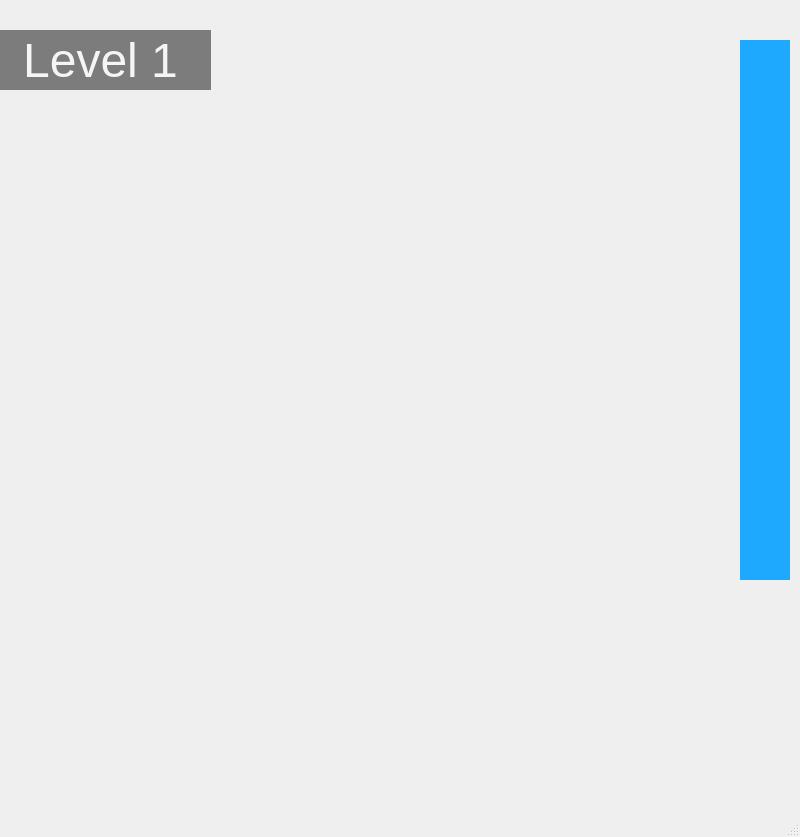
The window that Sloshed/mainwindow.ui (University-of-Utah-CS3505/a8-edu-app-Anudlok) describes before a commit, drawn with Qt 5.
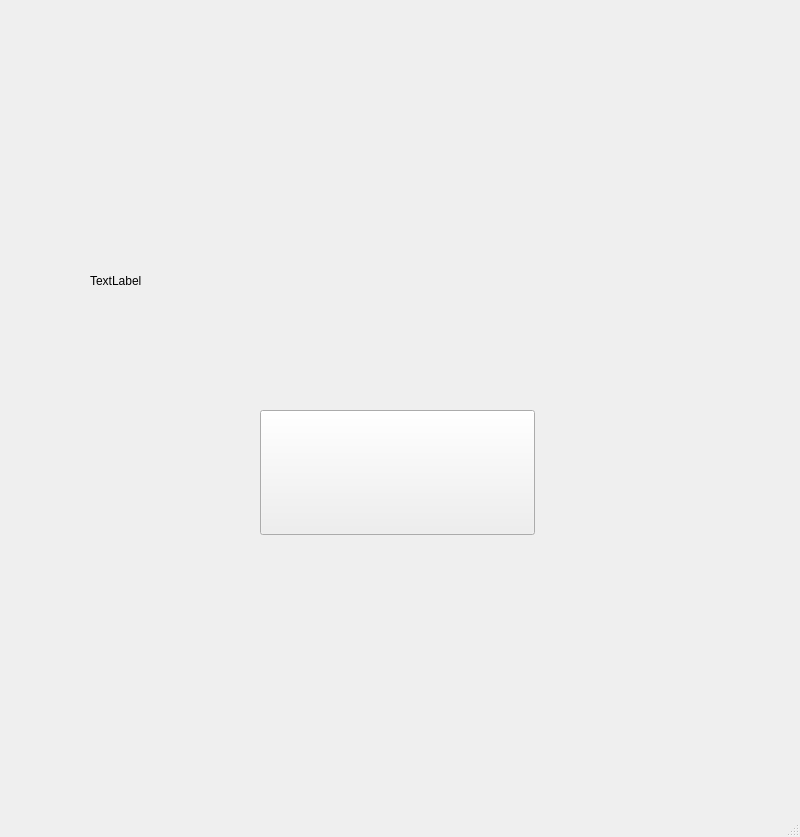
The same window after the commit. Icons and pictures are not drawn. Custom widgets are drawn as their Qt base class.

Commit message: fixed loseScreen bug, added crashed screen

Patch:
```diff
--- a/Sloshed/mainwindow.ui
+++ b/Sloshed/mainwindow.ui
@@ -36,7 +36,7 @@
      <string notr="true"/>
     </property>
     <property name="currentIndex">
-     <number>3</number>
+     <number>5</number>
     </property>
     <widget class="SceneWidget" name="startScreen">
      <property name="styleSheet">
@@ -320,6 +320,40 @@
       </property>
      </widget>
     </widget>
+    <widget class="QWidget" name="crashedScreen">
+     <widget class="QPushButton" name="crashedResetButton">
+      <property name="geometry">
+       <rect>
+        <x>260</x>
+        <y>410</y>
+        <width>275</width>
+        <height>125</height>
+       </rect>
+      </property>
+      <property name="styleSheet">
+       <string notr="true">image: url(:/GameImages/Images/Reset.png)</string>
+      </property>
+      <property name="text">
+       <string/>
+      </property>
+     </widget>
+     <widget class="QLabel" name="crashedLabel">
+      <property name="geometry">
+       <rect>
+        <x>90</x>
+        <y>170</y>
+        <width>621</width>
+        <height>221</height>
+       </rect>
+      </property>
+      <property name="styleSheet">
+       <string notr="true">background-image: url(:/GameImages/Images/Lose.png)</string>
+      </property>
+      <property name="text">
+       <string>TextLabel</string>
+      </property>
+     </widget>
+    </widget>
    </widget>
   </widget>
   <widget class="QMenuBar" name="menubar">
```
Left out of the diff: 6 changed lines with no effect on the pictures. The commit also changes 3 other files.
